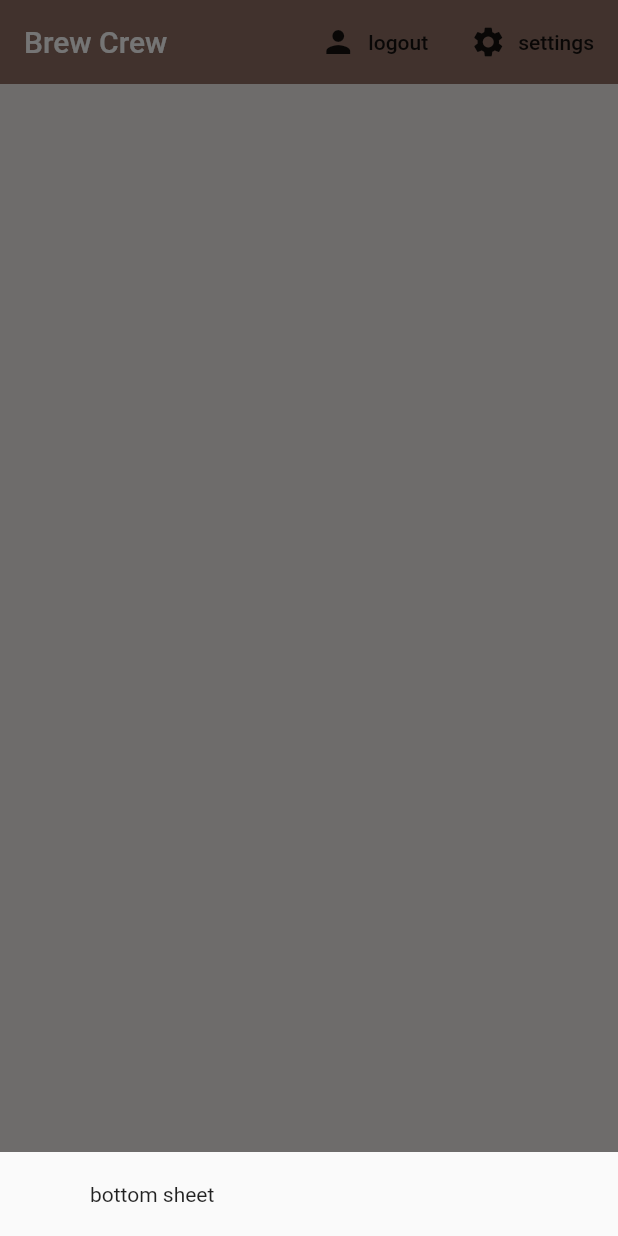
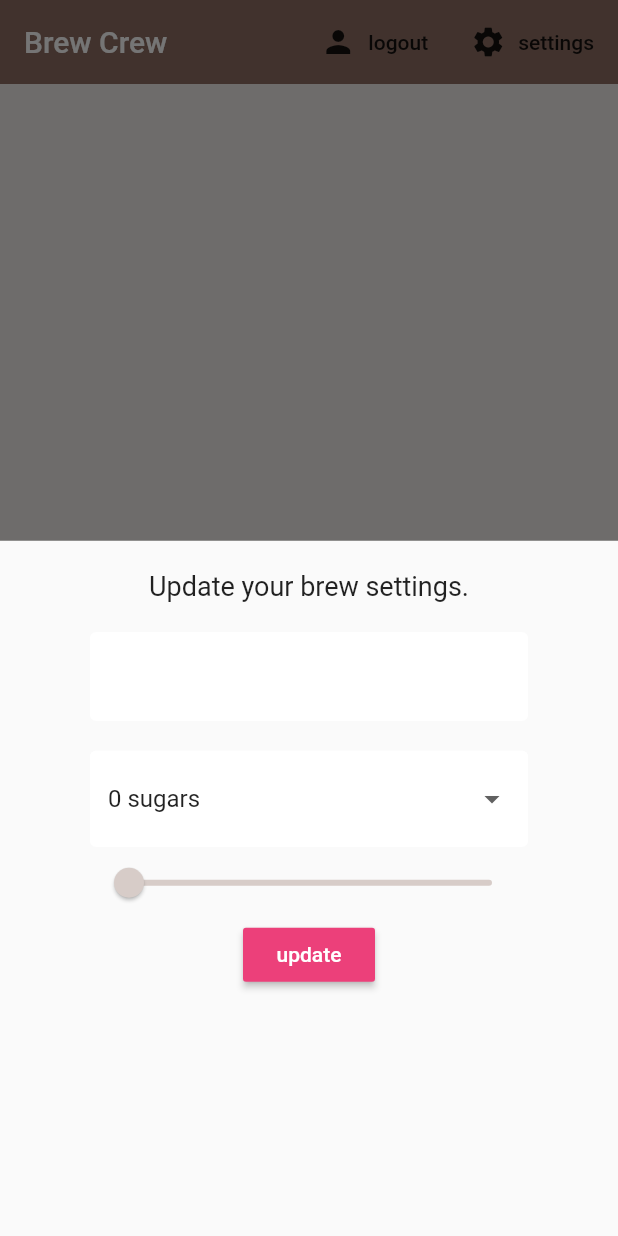
Before and after one commit to donnellythomas/brew-crew, a Flutter app: the screen it shows once a user with an empty profile is signed in, after a tap on "settings", on a phone screen of 412 x 824 dp. Run offline on Flutter 3.47's test engine with Material 2 defaults, Android fonts, the phone set to English and light mode, and no system bars; our stand-ins replace cloud_firestore, firebase_auth, flutter_spinkit; accounts and stored records are empty.

Commit message:
build out the settings form

```diff
--- a/lib/screens/home/home.dart
+++ b/lib/screens/home/home.dart
@@ -1,5 +1,6 @@
 import 'package:brew_crew/models/brew.dart';
 import 'package:brew_crew/screens/home/brew_list.dart';
+import 'package:brew_crew/screens/home/settings_form.dart';
 import 'package:brew_crew/services/auth.dart';
 import 'package:brew_crew/services/database.dart';
 import 'package:flutter/material.dart';
@@ -16,7 +17,7 @@ class Home extends StatelessWidget {
           builder: (context) {
             return Container(
               padding: EdgeInsets.symmetric(vertical: 20, horizontal: 60),
-              child: Text('bottom sheet'),
+              child: SettingsForm(),
             );
           });
     }
--- /dev/null
+++ b/lib/screens/home/settings_form.dart
@@ -0,0 +1,77 @@
+import 'package:flutter/material.dart';
+
+import 'package:brew_crew/shared/constants.dart';
+
+class SettingsForm extends StatefulWidget {
+  @override
+  _SettingsFormState createState() => _SettingsFormState();
+}
+
+class _SettingsFormState extends State<SettingsForm> {
+  final _formKey = GlobalKey<FormState>();
+  final List<String> sugars = ['0', '1', '2', '3', '4'];
+
+  //form values
+
+  String _currentName;
+  String _currentSugars;
+  int _currentStrength;
+
+  @override
+  Widget build(BuildContext context) {
+    return Form(
+      key: _formKey,
+      child: Column(
+        children: <Widget>[
+          Text(
+            'Update your brew settings.',
+            style: TextStyle(fontSize: 18),
+          ),
+          SizedBox(
+            height: 20,
+          ),
+          TextFormField(
+            decoration: textInputDecoration,
+            validator: (val) => val.isEmpty ? 'Please enter a name' : null,
+            onChanged: (val) => setState(() => _currentName = val),
+          ),
+          SizedBox(
+            height: 20,
+          ),
+          //dropdown
+          DropdownButtonFormField(
+            decoration: textInputDecoration,
+            value: _currentSugars ?? '0',
+            items: sugars.map((sugar) {
+              return DropdownMenuItem(
+                  value: sugar, child: Text('$sugar sugars'));
+            }).toList(),
+            onChanged: (val) => setState(() => _currentSugars = val),
+          ),
+          //slider
+          Slider(
+            value: (_currentStrength ?? 100).toDouble(),
+            activeColor: Colors.brown[_currentStrength ?? 100],
+            inactiveColor: Colors.brown[_currentStrength ?? 100],
+            min: 100,
+            max: 900,
+            divisions: 8,
+            onChanged: (val) => setState(() => _currentStrength = val.round()),
+          ),
+          RaisedButton(
+            color: Colors.pink[400],
+            child: Text(
+              'update',
+              style: TextStyle(color: Colors.white),
+            ),
+            onPressed: () async {
+              print(_currentName);
+              print(_currentSugars);
+              print(_currentStrength);
+            },
+          )
+        ],
+      ),
+    );
+  }
+}
```
